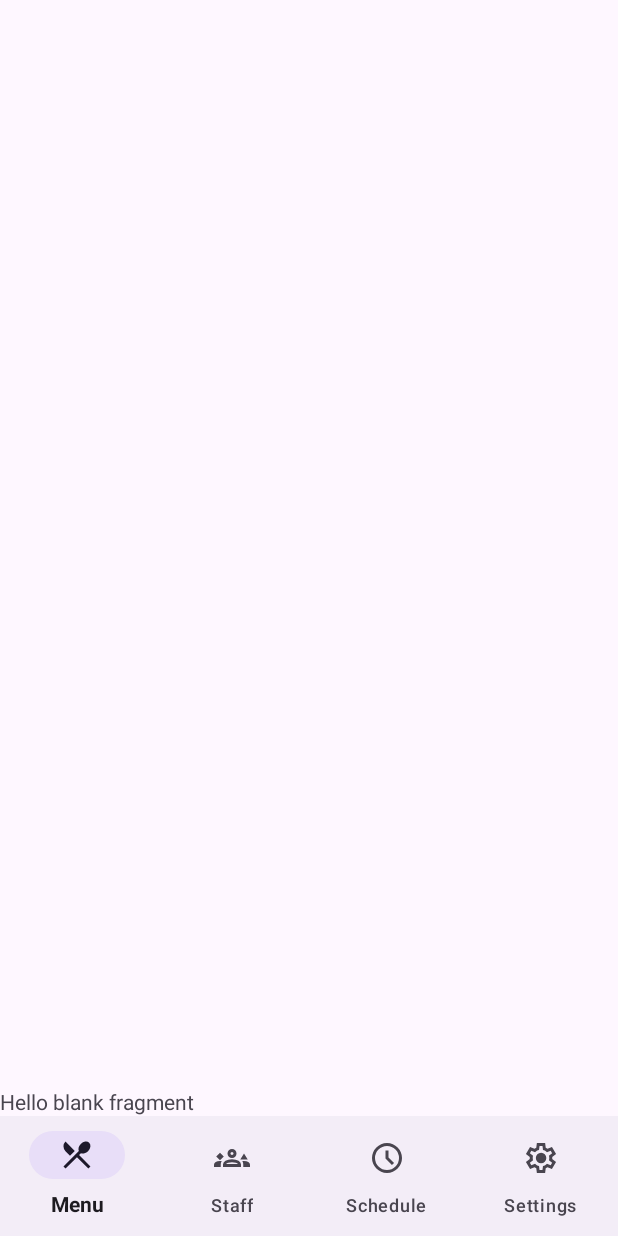
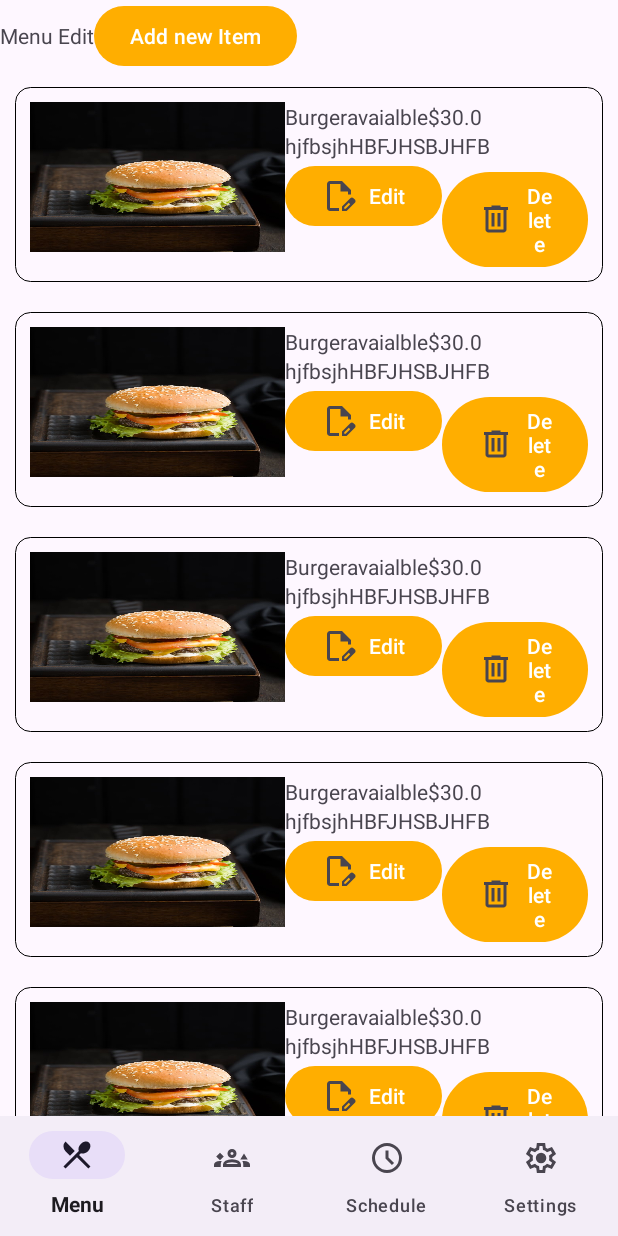
Before and after one commit to sumdx/RestauYou, an Android app: the AdminHomePageActivity screen opened directly, with no data from a screen before it, on a phone screen of 412 x 824 dp. Run offline under Robolectric (Android 15) with nearby library versions, the phone set to English and light mode, and no system bars.

Commit message:
Add admin menu edit UI with RecyclerView and adapter
Introduced AdminMenuEditAdapter and MenuItem model to support displaying editable menu items in a RecyclerView within AdminMenuEditFragment. Updated fragment_admin_menu_edit.xml and added editable_menu_item.xml for the new UI. Also added supporting drawable resources and adjusted layouts for admin and main activities.

```diff
--- /dev/null
+++ b/app/src/main/java/com/example/restauyou/AdminAdapters/AdminMenuEditAdapter.java
@@ -0,0 +1,66 @@
+package com.example.restauyou.AdminAdapters;
+
+import android.content.Context;
+import android.view.LayoutInflater;
+import android.view.Menu;
+import android.view.View;
+import android.view.ViewGroup;
+import android.widget.ImageView;
+import android.widget.TextView;
+
+import androidx.annotation.NonNull;
+import androidx.recyclerview.widget.RecyclerView;
+
+import com.example.restauyou.ModelClass.MenuItem;
+import com.example.restauyou.R;
+
+import java.util.ArrayList;
+
+public class AdminMenuEditAdapter extends RecyclerView.Adapter<AdminMenuEditAdapter.ViewHolder> {
+
+    Context context;
+    ArrayList<MenuItem> menuItemArraylist;
+    public AdminMenuEditAdapter (Context context, ArrayList<MenuItem> menuItemArraylist){
+        this.context = context;
+        this.menuItemArraylist = menuItemArraylist;
+    }
+
+    @NonNull
+    @Override
+    public AdminMenuEditAdapter.ViewHolder onCreateViewHolder(@NonNull ViewGroup parent, int viewType) {
+        View view = LayoutInflater.from(context).inflate(R.layout.editable_menu_item, parent, false);
+        return new ViewHolder(view);
+    }
+
+    @Override
+    public void onBindViewHolder(@NonNull ViewHolder holder, int position) {
+        MenuItem menuItem = menuItemArraylist.get(position);
+        holder.itemTitle.setText(menuItem.getItemTitle());
+        holder.itemPrice.setText(menuItem.getItemPrice());
+        holder.itemDescription.setText(menuItem.getItemDescription());
+        holder.itemAvailability.setText(menuItem.getItemAvailability());
+
+    }
+
+
+
+    @Override
+    public int getItemCount() {
+        return menuItemArraylist.size();
+    }
+
+    public static class ViewHolder extends RecyclerView.ViewHolder{
+
+        TextView itemTitle, itemDescription, itemAvailability, itemPrice ;
+//        ImageView itemImage;
+
+        public ViewHolder(@NonNull View itemView) {
+            super(itemView);
+            itemTitle = itemView.findViewById(R.id.itemTitle);
+            itemDescription = itemView.findViewById(R.id.itemDescription);
+            itemAvailability = itemView.findViewById(R.id.itemAvailability);
+            itemPrice = itemView.findViewById(R.id.itemPrice);
+//            itemImage = itemView.findViewById(R.id.itemImage);
+        }
+    }
+}
--- a/app/src/main/java/com/example/restauyou/AdminFragment/AdminMenuEditFragment.java
+++ b/app/src/main/java/com/example/restauyou/AdminFragment/AdminMenuEditFragment.java
@@ -2,20 +2,57 @@ package com.example.restauyou.AdminFragment;
 
 import android.os.Bundle;
 
+import androidx.annotation.Nullable;
 import androidx.fragment.app.Fragment;
+import androidx.recyclerview.widget.LinearLayoutManager;
+import androidx.recyclerview.widget.RecyclerView;
 
 import android.view.LayoutInflater;
+import android.view.Menu;
 import android.view.View;
 import android.view.ViewGroup;
 
+import com.example.restauyou.AdminAdapters.AdminMenuEditAdapter;
+import com.example.restauyou.ModelClass.MenuItem;
 import com.example.restauyou.R;
 
+import java.util.ArrayList;
+
 public class AdminMenuEditFragment extends Fragment {
-
+    RecyclerView recyclerView;
+    ArrayList<MenuItem> menuItemArraylist;
     @Override
     public View onCreateView(LayoutInflater inflater, ViewGroup container,
                              Bundle savedInstanceState) {
         // Inflate the layout for this fragment
-        return inflater.inflate(R.layout.fragment_admin_menu_edit, container, false);
+        View view = inflater.inflate(R.layout.fragment_admin_menu_edit, container, false);
+        menuItemArraylist = new ArrayList<>();
+        menuItemArraylist.add(new MenuItem("Burger","hjfbsjhHBFJHSBJHFB","avaialble","$30.0"));
+        menuItemArraylist.add(new MenuItem("Burger","hjfbsjhHBFJHSBJHFB","avaialble","$30.0"));
+        menuItemArraylist.add(new MenuItem("Burger","hjfbsjhHBFJHSBJHFB","avaialble","$30.0"));
+        menuItemArraylist.add(new MenuItem("Burger","hjfbsjhHBFJHSBJHFB","avaialble","$30.0"));
+        menuItemArraylist.add(new MenuItem("Burger","hjfbsjhHBFJHSBJHFB","avaialble","$30.0"));
+
+        menuItemArraylist.add(new MenuItem("Burger","hjfbsjhHBFJHSBJHFB","avaialble","$30.0"));
+        menuItemArraylist.add(new MenuItem("Burger","hjfbsjhHBFJHSBJHFB","avaialble","$30.0"));
+        menuItemArraylist.add(new MenuItem("Burger","hjfbsjhHBFJHSBJHFB","avaialble","$30.0"));
+        menuItemArraylist.add(new MenuItem("Burger","hjfbsjhHBFJHSBJHFB","avaialble","$30.0"));
+        menuItemArraylist.add(new MenuItem("Burger","hjfbsjhHBFJHSBJHFB","avaialble","$30.0"));
+
+        menuItemArraylist.add(new MenuItem("Burger","hjfbsjhHBFJHSBJHFB","avaialble","$30.0"));
+        menuItemArraylist.add(new MenuItem("Burger","hjfbsjhHBFJHSBJHFB","avaialble","$30.0"));
+        menuItemArraylist.add(new MenuItem("Burger","hjfbsjhHBFJHSBJHFB","avaialble","$30.0"));
+        menuItemArraylist.add(new MenuItem("Burger","hjfbsjhHBFJHSBJHFB","avaialble","$30.0"));
+        menuItemArraylist.add(new MenuItem("Burger","hjfbsjhHBFJHSBJHFB","avaialble","$30.0"));
+
+        RecyclerView recyclerView = view.findViewById(R.id.adminMenuItemRecyclerView);
+
+        AdminMenuEditAdapter adminMenuEditAdapter = new AdminMenuEditAdapter(getContext(),menuItemArraylist);
+        recyclerView.setAdapter(adminMenuEditAdapter);
+        LinearLayoutManager linearLayoutManager=new LinearLayoutManager(getContext());
+        linearLayoutManager.setOrientation(LinearLayoutManager.VERTICAL);
+        recyclerView.setLayoutManager(linearLayoutManager);
+        return view;
     }
+
 }
--- /dev/null
+++ b/app/src/main/java/com/example/restauyou/ModelClass/MenuItem.java
@@ -0,0 +1,56 @@
+package com.example.restauyou.ModelClass;
+
+import android.widget.TextView;
+
+public class MenuItem {
+
+    String itemTitle;
+    String itemDescription;
+    String itemAvailability;
+    String itemPrice ;
+
+    public String getItemPrice() {
+        return itemPrice;
+    }
+
+    public void setItemPrice(String itemPrice) {
+        this.itemPrice = itemPrice;
+    }
+
+    public String getItemAvailability() {
+        return itemAvailability;
+    }
+
+    public void setItemAvailability(String itemAvailability) {
+        this.itemAvailability = itemAvailability;
+    }
+
+    public String getItemDescription() {
+        return itemDescription;
+    }
+
+    public void setItemDescription(String itemDescription) {
+        this.itemDescription = itemDescription;
+    }
+
+    public String getItemTitle() {
+        return itemTitle;
+    }
+
+    public void setItemTitle(String itemTitle) {
+        this.itemTitle = itemTitle;
+    }
+
+
+
+    public MenuItem(String itemTitle, String itemDescription, String itemAvailability, String itemPrice) {
+        this.itemTitle = itemTitle;
+        this.itemDescription = itemDescription;
+        this.itemAvailability = itemAvailability;
+        this.itemPrice = itemPrice;
+    }
+
+
+
+
+}
--- /dev/null
+++ b/app/src/main/res/drawable/transparent_bordered_rounded_bg.xml
@@ -0,0 +1,5 @@
+<?xml version="1.0" encoding="utf-8"?>
+<shape  xmlns:android="http://schemas.android.com/apk/res/android">
+    <corners android:radius="10dp" />
+    <stroke android:width="0.5dp"/>
+</shape>
--- a/app/src/main/res/layout/activity_admin_home_page.xml
+++ b/app/src/main/res/layout/activity_admin_home_page.xml
@@ -7,12 +7,18 @@
     android:layout_height="match_parent"
     tools:context=".AdminHomePageActivity"
     android:orientation="vertical"
-    android:gravity="bottom"
     >
     <androidx.viewpager2.widget.ViewPager2
         android:id="@+id/adminViewPager"
         android:layout_width="match_parent"
-        android:layout_height="wrap_content"/>
+        android:layout_height="0dp"
+        android:layout_weight="1"/>
+
+    <LinearLayout
+        android:layout_width="match_parent"
+        android:layout_height="wrap_content"
+        android:gravity="bottom"
+        android:baselineAligned="true">
 
         <com.google.android.material.bottomnavigation.BottomNavigationView
             android:id="@+id/adminBottomNavigationView"
@@ -24,5 +30,8 @@
             app:itemTextAppearanceActiveBoldEnabled="true"
             app:labelVisibilityMode="labeled"
             app:menu="@menu/admin_bottom_navigation_menu" />
+    </LinearLayout>
+
+
 
 </LinearLayout>
--- a/app/src/main/res/layout/activity_main.xml
+++ b/app/src/main/res/layout/activity_main.xml
@@ -1,19 +1,18 @@
 <?xml version="1.0" encoding="utf-8"?>
-<androidx.constraintlayout.widget.ConstraintLayout xmlns:android="http://schemas.android.com/apk/res/android"
+<LinearLayout xmlns:android="http://schemas.android.com/apk/res/android"
     xmlns:app="http://schemas.android.com/apk/res-auto"
     xmlns:tools="http://schemas.android.com/tools"
     android:id="@+id/main"
     android:layout_width="match_parent"
     android:layout_height="match_parent"
-    tools:context=".MainActivity">
+    tools:context=".MainActivity"
+    android:gravity="center">
 
-    <TextView
+    <ImageView
         android:layout_width="wrap_content"
         android:layout_height="wrap_content"
-        android:text="Hello World!"
-        app:layout_constraintBottom_toBottomOf="parent"
-        app:layout_constraintEnd_toEndOf="parent"
-        app:layout_constraintStart_toStartOf="parent"
-        app:layout_constraintTop_toTopOf="parent" />
+        android:src="@drawable/text_logo_dark"
+        android:layout_gravity="center"
+        />
 
-</androidx.constraintlayout.widget.ConstraintLayout>
+</LinearLayout>
--- /dev/null
+++ b/app/src/main/res/layout/editable_menu_item.xml
@@ -0,0 +1,84 @@
+<?xml version="1.0" encoding="utf-8"?>
+<LinearLayout xmlns:android="http://schemas.android.com/apk/res/android"
+    android:orientation="vertical"
+    android:layout_width="match_parent"
+    android:layout_height="wrap_content"
+    android:layout_margin="10dp"
+    android:background="@drawable/transparent_bordered_rounded_bg"
+    android:padding="10dp">
+
+    <LinearLayout
+        android:layout_width="match_parent"
+        android:layout_height="wrap_content">
+        <LinearLayout
+            android:layout_weight="9"
+            android:layout_width="wrap_content"
+            android:layout_height="100dp">
+            <ImageView
+                android:id="@+id/itemImage"
+                android:layout_width="match_parent"
+                android:layout_height="match_parent"
+                android:scaleType="fitXY"
+                android:src="@drawable/burger_img"/>
+        </LinearLayout>
+
+
+
+        <LinearLayout
+            android:layout_width="wrap_content"
+            android:layout_height="wrap_content"
+            android:orientation="vertical"
+            android:layout_weight="1">
+
+            <LinearLayout
+                android:layout_width="wrap_content"
+                android:layout_height="wrap_content"
+                android:orientation="horizontal">
+                <TextView
+                    android:id="@+id/itemTitle"
+                    android:layout_width="wrap_content"
+                    android:layout_height="wrap_content"
+                    android:text="Margherita Pizza"/>
+                <TextView
+                    android:id="@+id/itemAvailability"
+                    android:layout_width="wrap_content"
+                    android:layout_height="wrap_content"
+                    android:text="$12.i99"/>
+                <TextView
+                    android:id="@+id/itemPrice"
+                    android:layout_width="wrap_content"
+                    android:layout_height="wrap_content"
+                    android:text="$12.i99"/>
+            </LinearLayout>
+            <LinearLayout
+                android:layout_width="wrap_content"
+                android:layout_height="wrap_content"
+                android:orientation="horizontal">
+                <TextView
+                    android:id="@+id/itemDescription"
+                    android:layout_width="wrap_content"
+                    android:layout_height="wrap_content"
+                    android:text="Menu items description but not more than 2 lines"/>
+
+            </LinearLayout>
+            <LinearLayout
+                android:layout_width="wrap_content"
+                android:layout_height="wrap_content"
+                android:orientation="horizontal">
+                <Button
+                    android:layout_width="wrap_content"
+                    android:layout_height="wrap_content"
+                    android:drawableLeft="@drawable/edit_document_24px"
+                    android:text="Edit"/>
+                <Button
+                    android:layout_width="wrap_content"
+                    android:layout_height="wrap_content"
+                    android:drawableLeft="@drawable/delete_24px"
+                    android:text="Delete"/>
+            </LinearLayout>
+
+        </LinearLayout>
+
+    </LinearLayout>
+
+</LinearLayout>
--- a/app/src/main/res/layout/fragment_admin_menu_edit.xml
+++ b/app/src/main/res/layout/fragment_admin_menu_edit.xml
@@ -5,10 +5,29 @@
     android:layout_height="match_parent"
     tools:context=".AdminFragment.AdminMenuEditFragment">
 
-    <!-- TODO: Update blank fragment layout -->
-    <TextView
+    <LinearLayout
         android:layout_width="match_parent"
         android:layout_height="match_parent"
-        android:text="@string/hello_blank_fragment" />
+        android:orientation="vertical">
+        <LinearLayout
+            android:layout_width="match_parent"
+            android:layout_height="wrap_content"
+            android:orientation="horizontal">
+            <TextView
+                android:layout_width="wrap_content"
+                android:layout_height="wrap_content"
+                android:text="Menu Edit"/>
+            <Button
+                android:layout_width="wrap_content"
+                android:layout_height="wrap_content"
+                android:text="Add new Item"/>
+        </LinearLayout>
+
+        <androidx.recyclerview.widget.RecyclerView
+            android:id="@+id/adminMenuItemRecyclerView"
+            android:layout_width="match_parent"
+            android:layout_height="wrap_content" />
+
+    </LinearLayout>
 
 </FrameLayout>
--- a/app/src/main/res/values/colors.xml
+++ b/app/src/main/res/values/colors.xml
@@ -4,4 +4,5 @@
     <color name="white">#FFFFFFFF</color>
     <color name="accent">#FFAE00</color>
     <color name="dark">#2C2C2C</color>
+
 </resources>
```
Also changed, not shown: app/src/main/res/drawable/burger_img.jpg (added). Lines whose indentation alone changed are shown as unchanged.
